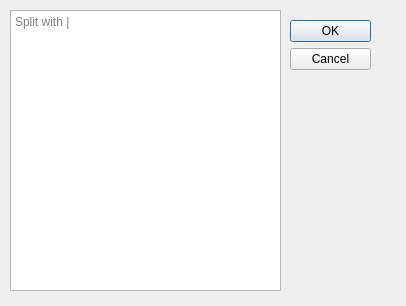
This is src/ui/widgets/editors/w_ChainSha256Editor.ui in Qv2ray/Qv2ray as Qt 5 draws it before an edit. The edited form follows.
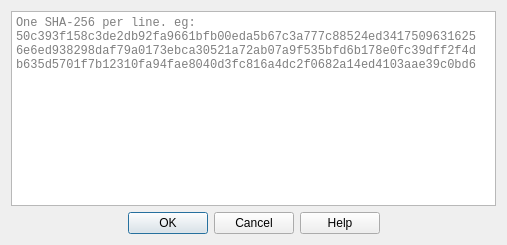
This is the edited form.

Commit message:
feat: re-implementation of ChainSha256Editor
Thanks @Sinofine

```diff
--- a/src/ui/widgets/editors/w_ChainSha256Editor.ui
+++ b/src/ui/widgets/editors/w_ChainSha256Editor.ui
@@ -6,42 +6,45 @@
    <rect>
     <x>0</x>
     <y>0</y>
-    <width>406</width>
-    <height>306</height>
+    <width>507</width>
+    <height>245</height>
    </rect>
   </property>
   <property name="windowTitle">
    <string>pinnedPeerCertificateChainSha256 Editor</string>
   </property>
+  <layout class="QFormLayout" name="formLayout">
+   <item row="0" column="0" colspan="2">
+    <widget class="QPlainTextEdit" name="chainSha256Edit">
+     <property name="font">
+      <font>
+       <family>Monospace</family>
+       <pointsize>9</pointsize>
+       <kerning>false</kerning>
+      </font>
+     </property>
+     <property name="lineWrapMode">
+      <enum>QPlainTextEdit::NoWrap</enum>
+     </property>
+     <property name="placeholderText">
+      <string>One SHA-256 per line. eg: 50c393f158c3de2db92fa9661bfb00eda5b67c3a777c88524ed3417509631625 6e6ed938298daf79a0173ebca30521a72ab07a9f535bfd6b178e0fc39dff2f4d b635d5701f7b12310fa94fae8040d3fc816a4dc2f0682a14ed4103aae39c0bd6 </string>
+     </property>
+    </widget>
+   </item>
+   <item row="1" column="0" colspan="2">
   <widget class="QDialogButtonBox" name="buttonBox">
-   <property name="geometry">
-    <rect>
-     <x>290</x>
-     <y>20</y>
-     <width>81</width>
-     <height>241</height>
-    </rect>
-   </property>
    <property name="orientation">
-    <enum>Qt::Vertical</enum>
+      <enum>Qt::Horizontal</enum>
    </property>
    <property name="standardButtons">
-    <set>QDialogButtonBox::Cancel|QDialogButtonBox::Ok</set>
-   </property>
-  </widget>
-  <widget class="QPlainTextEdit" name="chainSha256Edit">
-   <property name="geometry">
-    <rect>
-     <x>10</x>
-     <y>10</y>
-     <width>271</width>
-     <height>281</height>
-    </rect>
-   </property>
-   <property name="placeholderText">
-    <string>Split with |</string>
-   </property>
-  </widget>
+      <set>QDialogButtonBox::Cancel|QDialogButtonBox::Help|QDialogButtonBox::Ok</set>
+     </property>
+     <property name="centerButtons">
+      <bool>true</bool>
+     </property>
+    </widget>
+   </item>
+  </layout>
  </widget>
  <resources/>
  <connections>
```
Left out of the diff: 3 changed lines with no effect on the pictures. Lines whose indentation alone changed are shown as unchanged. The commit also changes 4 other files.
